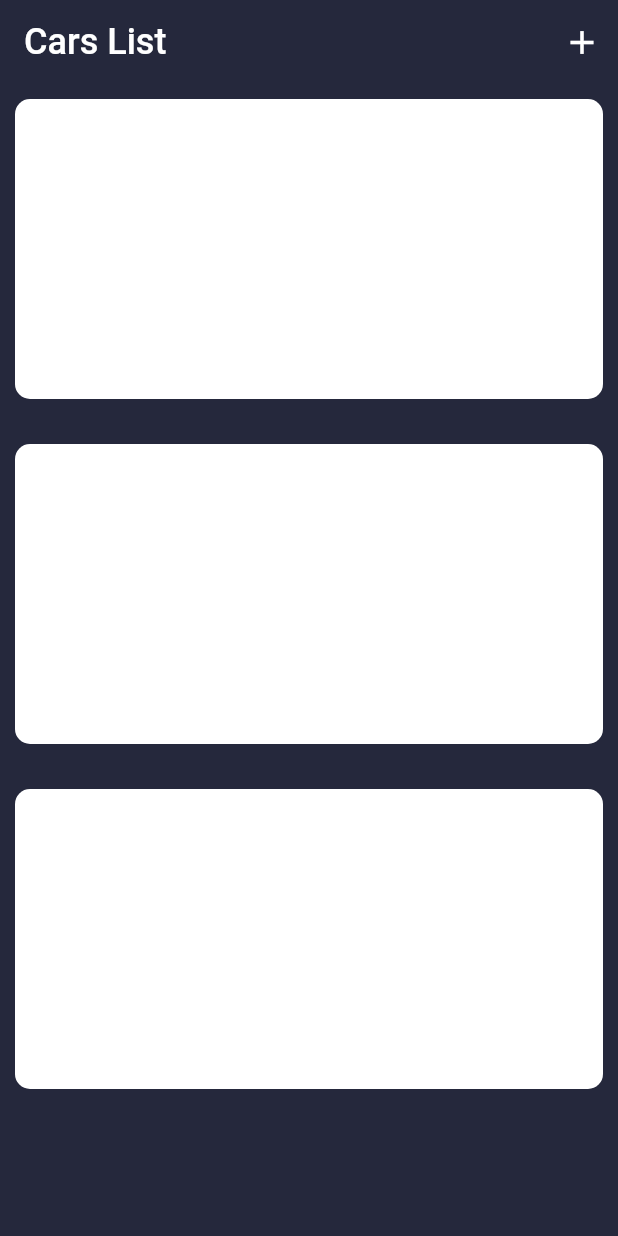
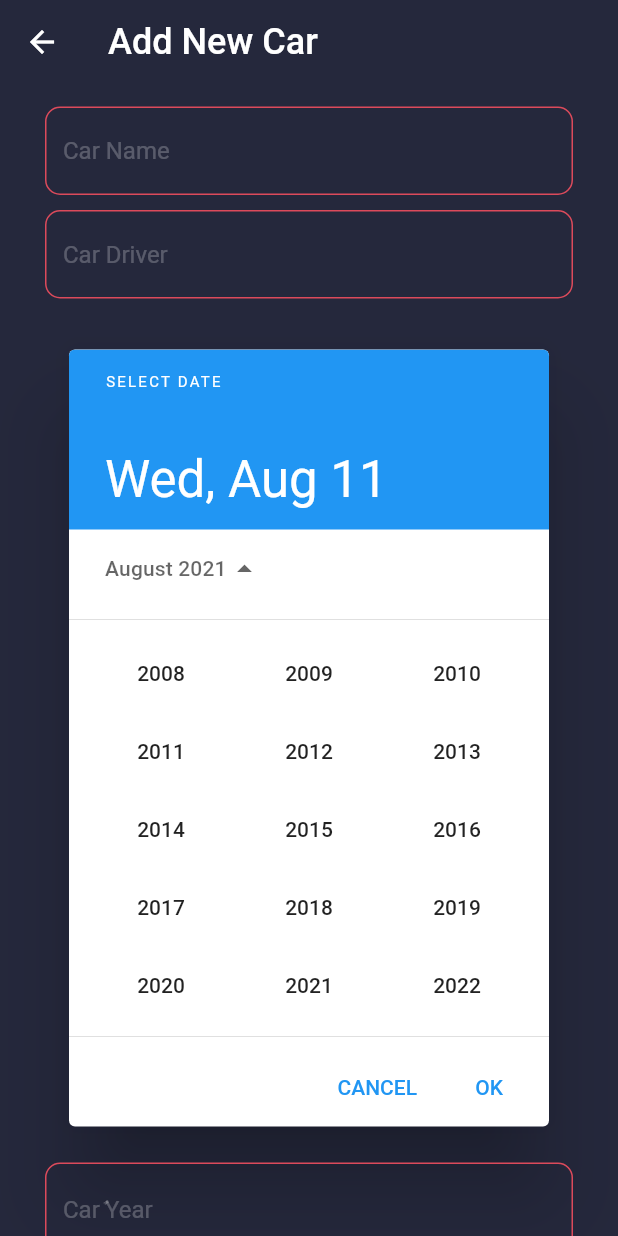
Before and after one commit to YousefBaj/car_expenses, a Flutter app: the HomePage screen opened directly, after a tap on the "add" icon, on a phone screen of 412 x 824 dp. Run offline on Flutter 3.47's test engine with Material 2 defaults, Android fonts, the light colour scheme and no system bars; our stand-ins replace firebase_auth, firebase_core, page_transition; accounts and stored records are empty.

Commit message:
Add pages AddNewCar, Add widgets on home page

```diff
--- /dev/null
+++ b/lib/ app/AddNewCar.dart
@@ -0,0 +1,143 @@
+import 'package:flutter/material.dart';
+
+class AddNewCar extends StatefulWidget {
+  const AddNewCar({Key? key}) : super(key: key);
+
+  @override
+  _AddNewCarState createState() => _AddNewCarState();
+}
+
+class _AddNewCarState extends State<AddNewCar> {
+  @override
+  Widget build(BuildContext context) {
+    return Scaffold(
+      backgroundColor: Color.fromRGBO(37, 40, 60, 1),
+      appBar: AppBar(
+        backgroundColor: Colors.transparent,
+        elevation: 0,
+        backwardsCompatibility: true,
+        title: Text(
+          "Add New Car",
+          style: TextStyle(
+            color: Colors.white,
+            fontSize: 24,
+          ),
+        ),
+      ),
+      body: SafeArea(
+        child: Container(
+            padding: EdgeInsets.symmetric(
+              horizontal: 30,
+            ),
+            width: double.infinity,
+            child: Column(
+              crossAxisAlignment: CrossAxisAlignment.start,
+              children: [
+                SizedBox(
+                  height: 15,
+                ),
+                TextField(
+                  autofocus: false,
+                  style: TextStyle(color: Colors.white),
+                  cursorColor: Color.fromRGBO(220, 74, 91, 1),
+                  decoration: InputDecoration(
+                      enabledBorder: OutlineInputBorder(
+                        borderRadius: BorderRadius.circular(10),
+                        borderSide: new BorderSide(
+                          color: Color.fromRGBO(220, 74, 91, 1),
+                        ),
+                      ),
+                      focusedBorder: OutlineInputBorder(
+                        borderRadius: BorderRadius.circular(10),
+                        borderSide: new BorderSide(
+                          color: Color.fromRGBO(220, 74, 91, 1),
+                        ),
+                      ),
+                      hintText: 'Car Name',
+                      hintStyle: TextStyle(color: Colors.white24)),
+                ),
+                SizedBox(
+                  height: 10,
+                ),
+                TextField(
+                  style: TextStyle(color: Colors.white),
+                  cursorColor: Color.fromRGBO(220, 74, 91, 1),
+                  decoration: InputDecoration(
+                      enabledBorder: OutlineInputBorder(
+                        borderRadius: BorderRadius.circular(10),
+                        borderSide: new BorderSide(
+                          color: Color.fromRGBO(220, 74, 91, 1),
+                        ),
+                      ),
+                      focusedBorder: OutlineInputBorder(
+                        borderRadius: BorderRadius.circular(10),
+                        borderSide: new BorderSide(
+                          color: Color.fromRGBO(220, 74, 91, 1),
+                        ),
+                      ),
+                      hintText: "Car Driver",
+                      hintStyle: TextStyle(color: Colors.white24)),
+                ),
+                SizedBox(
+                  height: 10,
+                ),
+                DatePickerDialog(
+                  initialDate: DateTime.now(),
+                  firstDate: DateTime(1990),
+                  lastDate: DateTime(DateTime.now().year + 1),
+                  initialCalendarMode: DatePickerMode.year,
+                  initialEntryMode: DatePickerEntryMode.calendarOnly,
+                ),
+                TextField(
+                  style: TextStyle(color: Colors.white),
+                  cursorColor: Color.fromRGBO(220, 74, 91, 1),
+                  decoration: InputDecoration(
+                      enabledBorder: OutlineInputBorder(
+                        borderRadius: BorderRadius.circular(10),
+                        borderSide: new BorderSide(
+                          color: Color.fromRGBO(220, 74, 91, 1),
+                        ),
+                      ),
+                      focusedBorder: OutlineInputBorder(
+                        borderRadius: BorderRadius.circular(10),
+                        borderSide: new BorderSide(
+                          color: Color.fromRGBO(220, 74, 91, 1),
+                        ),
+                      ),
+                      hintText: "Car ٌYear ",
+                      hintStyle: TextStyle(color: Colors.white24)),
+                  onChanged: (newValue) {},
+                ),
+                SizedBox(
+                  height: 50,
+                ),
+                MaterialButton(
+                  height: 50,
+                  shape: RoundedRectangleBorder(
+                      borderRadius: BorderRadius.circular(5)),
+                  color: Color.fromRGBO(
+                    220,
+                    74,
+                    91,
+                    1,
+                  ),
+                  onPressed: () => {},
+                  minWidth: double.infinity,
+                  elevation: 0,
+                  splashColor: Colors.transparent,
+                  highlightColor: Colors.transparent,
+                  child: Text(
+                    "Add Car",
+                    style: TextStyle(
+                      color: Colors.white,
+                      fontSize: 18,
+                      fontWeight: FontWeight.bold,
+                    ),
+                  ),
+                ),
+              ],
+            )),
+      ),
+    );
+  }
+}
--- a/lib/ app/HomePage/HomePage.dart
+++ b/lib/ app/HomePage/HomePage.dart
@@ -1,4 +1,6 @@
+import 'package:car_expenses/%20app/AddNewCar.dart';
 import 'package:flutter/material.dart';
+import 'package:page_transition/page_transition.dart';
 
 class HomePage extends StatefulWidget {
   const HomePage({Key? key}) : super(key: key);
@@ -8,6 +10,7 @@ class HomePage extends StatefulWidget {
 }
 
 class _HomePageState extends State<HomePage> {
+  var _date = "01/08/2021";
   @override
   Widget build(BuildContext context) {
     return Scaffold(
@@ -21,7 +24,12 @@ class _HomePageState extends State<HomePage> {
         ),
         actions: [
           IconButton(
-            onPressed: () => {},
+            onPressed: () => {
+              Navigator.push(
+                  context,
+                  PageTransition(
+                      child: AddNewCar(), type: PageTransitionType.topToBottom))
+            },
             icon: Icon(
               Icons.add,
               size: 26,
@@ -38,13 +46,49 @@ class _HomePageState extends State<HomePage> {
           itemBuilder: (BuildContext context, index) {
             return Column(
               children: [
-                Container(
-                  decoration: BoxDecoration(
-                    borderRadius: BorderRadius.circular(10),
-                    color: Colors.white,
+                GestureDetector(
+                  onTap: () => {},
+                  child: Container(
+                    padding: EdgeInsets.all(16),
+                    decoration: BoxDecoration(
+                      borderRadius: BorderRadius.circular(10),
+                      color: Colors.white,
+                    ),
+                    width: double.infinity,
+                    height: 150,
+                    child: Row(
+                      mainAxisAlignment: MainAxisAlignment.spaceBetween,
+                      children: [
+                        Column(
+                          crossAxisAlignment: CrossAxisAlignment.start,
+                          children: [
+                            Text(
+                              "Car Name",
+                              style: TextStyle(
+                                  color: Colors.black,
+                                  fontSize: 22,
+                                  fontWeight: FontWeight.bold),
+                            ),
+                            SizedBox(
+                              height: 5,
+                            ),
+                            Text(
+                              "Last Update: $_date",
+                              style: TextStyle(
+                                color: Colors.black45,
+                                fontSize: 12,
+                              ),
+                            ),
+                          ],
+                        ),
+                        Image.asset(
+                          "Assets/Images/Splash.png",
+                          width: 150,
+                          height: 100,
+                        ),
+                      ],
+                    ),
                   ),
-                  width: double.infinity,
-                  height: 200,
                 ),
                 SizedBox(
                   height: 30,
```
